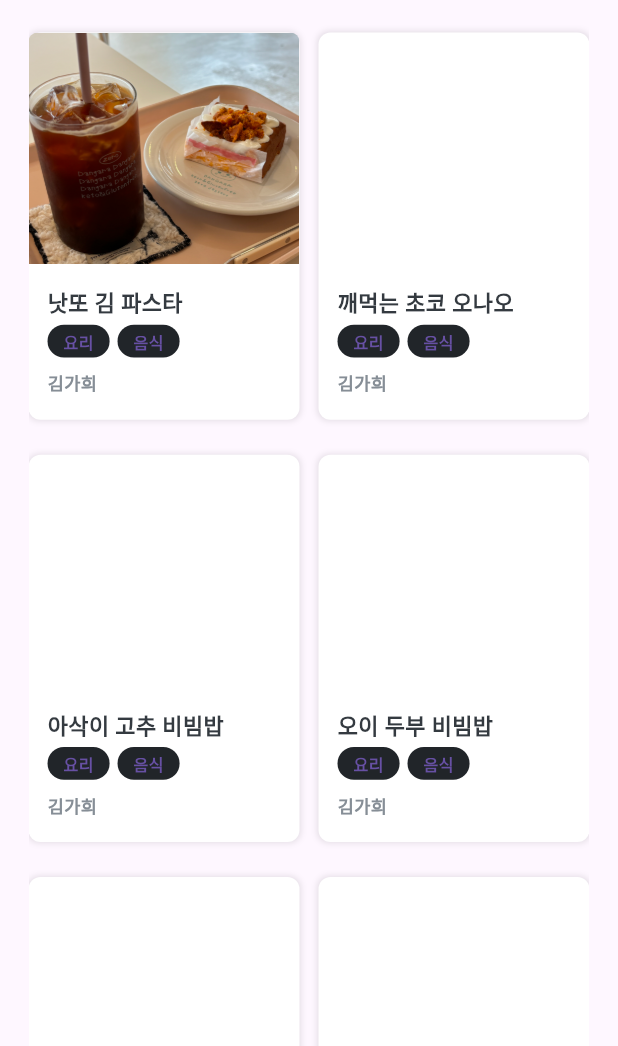
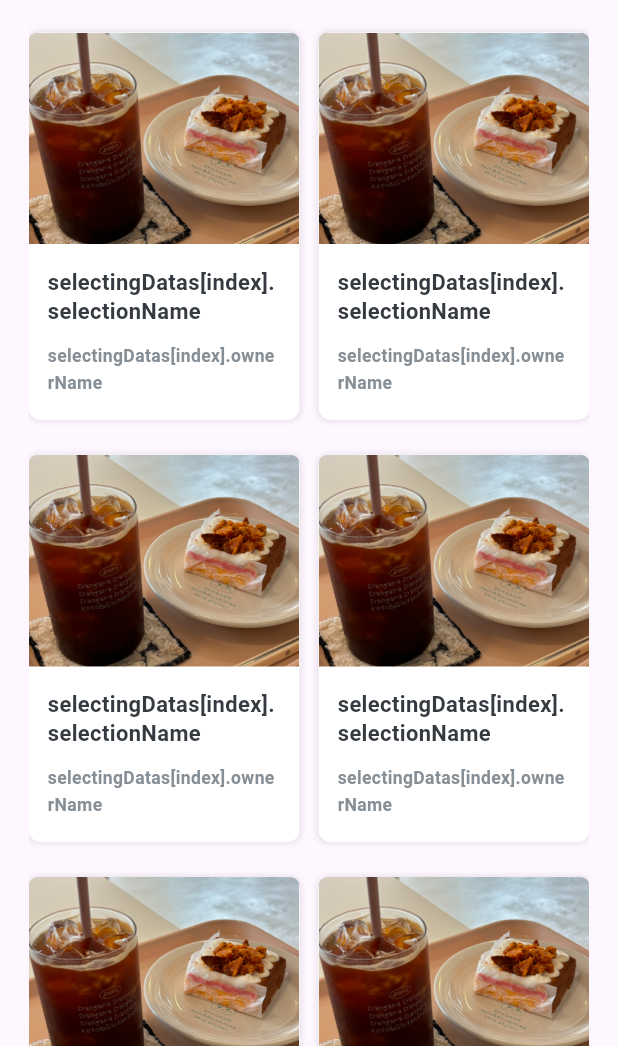
Before and after one commit to collecter1110/collecter, a Flutter app: the HomeScreen screen opened directly, tab 2 chosen, on a phone screen of 412 x 824 dp, the part 190-1236 px from its top. Run offline on Flutter 3.47's test engine with Material 3 defaults, Android fonts, the phone set to English and light mode, and no system bars; our stand-ins replace flutter_dotenv, flutter_screenutil, flutter_secure_storage, fluttertoast, image_picker, supabase_flutter; accounts and stored records are empty; Roboto replaces fonts that are missing (Pretendard, PretendardRegular).

Commit message:
feat : Addition of user’s selection import function and structural design

```diff
--- a/lib/components/card/selection.dart
+++ b/lib/components/card/selection.dart
@@ -1,4 +1,5 @@
 import 'package:collect_er/components/button/bookmark_button.dart';
+import 'package:collect_er/data/model/keyword_model.dart';
 import 'package:flutter/material.dart';
 import 'package:flutter_screenutil/flutter_screenutil.dart';
 
@@ -6,32 +7,27 @@ import '../../page/selection/selection_detail_screen.dart';
 import '../ui_kit/keyword.dart';
 
 class Selection extends StatelessWidget {
-  final int index;
+  final String title;
+  final String? imageFilePath;
+  final List<KeywordData>? keywords;
+  final String ownerName;
 
   const Selection({
     super.key,
-    required this.index,
+    required this.title,
+    this.imageFilePath,
+    this.keywords,
+    required this.ownerName,
   });
 
   @override
   Widget build(BuildContext context) {
-    List<String> _titleName = [
-      '낫또 김 파스타',
-      '깨먹는 초코 오나오',
-      '아삭이 고추 비빔밥',
-      '오이 두부 비빔밥',
-      '다이어트 초코 케이크',
-      '송이버섯 숙회',
-      '마녀 스프',
-    ];
-    List<String> _keywords = ['요리', '음식'];
     return GestureDetector(
       onTap: () {
         Navigator.push(
           context,
           MaterialPageRoute(
-            builder: (context) =>
-                SelectionDetailScreen(title: _titleName[index]),
+            builder: (context) => SelectionDetailScreen(title: title),
           ),
         );
       },
@@ -56,7 +52,7 @@ class Selection extends StatelessWidget {
                 mainAxisAlignment: MainAxisAlignment.end,
                 crossAxisAlignment: CrossAxisAlignment.start,
                 children: [
-                  index == 0
+                  imageFilePath != null
                       ? Expanded(
                           child: ClipRRect(
                             borderRadius: BorderRadius.only(
@@ -81,7 +77,7 @@ class Selection extends StatelessWidget {
                       crossAxisAlignment: CrossAxisAlignment.start,
                       children: [
                         Text(
-                          '${_titleName[index]}',
+                          title,
                           style: TextStyle(
                             color: Color(0xFF343A40),
                             fontSize: 15.sp,
@@ -94,21 +90,24 @@ class Selection extends StatelessWidget {
                         ),
                         Padding(
                           padding: EdgeInsets.symmetric(vertical: 4.0.h),
-                          child: Wrap(
-                            direction: Axis.horizontal,
-                            alignment: WrapAlignment.start,
-                            spacing: 5.0.w,
-                            runSpacing: 8.0.h,
-                            children: _keywords.map((keyword) {
-                              return Keyword(keywordName: keyword);
-                            }).toList(),
-                          ),
+                          child: keywords != null
+                              ? Wrap(
+                                  direction: Axis.horizontal,
+                                  alignment: WrapAlignment.start,
+                                  spacing: 5.0.w,
+                                  runSpacing: 8.0.h,
+                                  children: keywords!.map((keyword) {
+                                    return Keyword(
+                                        keywordName: keyword.keywordName);
+                                  }).toList(),
+                                )
+                              : SizedBox.shrink(),
                         ),
                         SizedBox(
                           height: 4.0.h,
                         ),
                         Text(
-                          '김가희',
+                          ownerName,
                           style: TextStyle(
                             color: Color(0xFF868e96),
                             fontSize: 12.sp,
--- a/lib/components/ui_kit/select_status_tag.dart
+++ b/lib/components/ui_kit/select_status_tag.dart
@@ -3,9 +3,11 @@ import 'package:flutter_screenutil/flutter_screenutil.dart';
 
 class SelectStatusTag extends StatelessWidget {
   final bool isSelecting;
+  final String times;
   const SelectStatusTag({
     super.key,
     required this.isSelecting,
+    required this.times,
   });
 
   @override
@@ -37,7 +39,7 @@ class SelectStatusTag extends StatelessWidget {
                   width: 4.0.w,
                 ),
                 Text(
-                  '04:48:53',
+                  times,
                   style: TextStyle(
                     color: Color(0xFF868e96),
                     fontSize: 10.0.sp,
--- a/lib/components/widget/select_widget.dart
+++ b/lib/components/widget/select_widget.dart
@@ -1,6 +1,10 @@
 import 'package:flutter/material.dart';
 import 'package:flutter_screenutil/flutter_screenutil.dart';
+import 'package:provider/provider.dart';
 
+import '../../data/model/selecting_model.dart';
+
+import '../../data/provider/select_provider.dart';
 import '../card/selection.dart';
 import '../ui_kit/select_status_tag.dart';
 
@@ -10,14 +14,20 @@ class SelectWidget extends StatelessWidget {
 
   @override
   Widget build(BuildContext context) {
+    return Consumer<SelectProvider>(builder: (context, provider, child) {
+      List<String> keyList = provider.dateTimesMap.keys.toList();
+
       return Container(
         color: Color(0xFFf8f9fa),
         child: ListView.builder(
           padding: EdgeInsets.symmetric(vertical: 10.0.h),
           scrollDirection: Axis.vertical,
           shrinkWrap: true,
-        itemCount: 7,
+          itemCount: keyList.length,
           itemBuilder: (context, index) {
+            List<SelectingData> selectingDatas =
+                provider.dateTimesMap[keyList[index]] ?? [];
+
             return Column(
               mainAxisAlignment: MainAxisAlignment.start,
               children: [
@@ -28,7 +38,7 @@ class SelectWidget extends StatelessWidget {
                     crossAxisAlignment: CrossAxisAlignment.center,
                     children: [
                       Text(
-                      '2024-08-06',
+                        keyList[index],
                         style: TextStyle(
                           color: Color(0xFFadb5bd),
                           fontSize: 12.0.sp,
@@ -60,16 +70,20 @@ class SelectWidget extends StatelessWidget {
                     crossAxisSpacing: 12.0.w,
                     childAspectRatio: 0.62,
                   ),
-                itemCount: 3,
+                  itemCount: selectingDatas.length,
                   itemBuilder: (context, index) {
                     return Column(
                       mainAxisAlignment: MainAxisAlignment.spaceBetween,
                       children: [
                         SelectStatusTag(
                           isSelecting: isSelecting,
+                          times: selectingDatas[index].createdTime,
                         ),
                         Selection(
-                        index: index,
+                          title: selectingDatas[index].selectionName,
+                          imageFilePath: selectingDatas[index].imageFilePath,
+                          keywords: selectingDatas[index].keywords,
+                          ownerName: selectingDatas[index].ownerName,
                         ),
                       ],
                     );
@@ -80,5 +94,6 @@ class SelectWidget extends StatelessWidget {
           },
         ),
       );
+    });
   }
 }
--- a/lib/components/widget/selection_widget.dart
+++ b/lib/components/widget/selection_widget.dart
@@ -21,7 +21,9 @@ class SelectionWidget extends StatelessWidget {
       itemCount: 7,
       itemBuilder: (context, index) {
         return Selection(
-          index: index,
+          title: 'selectingDatas[index].selectionName',
+          imageFilePath: 'selectingDatas[index].imageFilePath?',
+          ownerName: 'selectingDatas[index].ownerName',
         );
       },
     );
--- /dev/null
+++ b/lib/data/model/keyword_model.dart
@@ -0,0 +1,13 @@
+class KeywordData {
+  String keywordId;
+  String keywordName;
+
+  KeywordData({
+    required this.keywordId,
+    required this.keywordName,
+  });
+
+  KeywordData.fromJson(Map<String, dynamic> json)
+      : keywordId = json['keyword_id'],
+        keywordName = json['keyword_name'];
+}
--- a/lib/main.dart
+++ b/lib/main.dart
@@ -7,6 +7,7 @@ import 'package:supabase_flutter/supabase_flutter.dart';
 
 import 'data/provider/keyword_provider.dart';
 import 'data/provider/page_route_provider.dart';
+import 'data/provider/select_provider.dart';
 import 'data/provider/tag_provider.dart';
 import 'page/splash/splash_screen.dart';
 
@@ -32,6 +33,9 @@ void main() async {
         ),
         ChangeNotifierProvider<UserInfoProvider>(
           create: (context) => UserInfoProvider(),
+        ),
+        ChangeNotifierProvider<SelectProvider>(
+          create: (context) => SelectProvider(),
         ),
       ],
       builder: (context, child) {
```
Also changed, not shown: lib/data/model/item_model.dart (added, +13 -0 lines), lib/data/model/selecting_model.dart (added, +49 -0 lines), lib/data/model/selection_detail_model.dart (added, +53 -0 lines), lib/data/model/user_overview_model.dart (+2 -77 lines), lib/data/provider/select_provider.dart (added, +31 -0 lines), lib/data/provider/user_info_provider.dart (+0 -15 lines), lib/data/services/api_service.dart (+62 -27 lines), lib/page/user_page/users_select_screen.dart (+9 -0 lines). Lines whose indentation alone changed are shown as unchanged.
